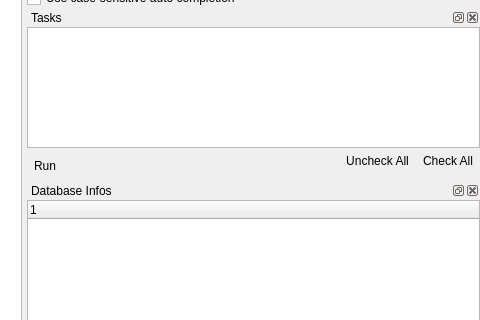
Before: the Qt Designer form uman/src/QUMainWindow.ui in UltraStar-Deluxe/UltraStar-Manager, drawn with Qt 5; both pictures show x 432 to 912 and y 201 to 521 of the 912 by 765 pixel window.
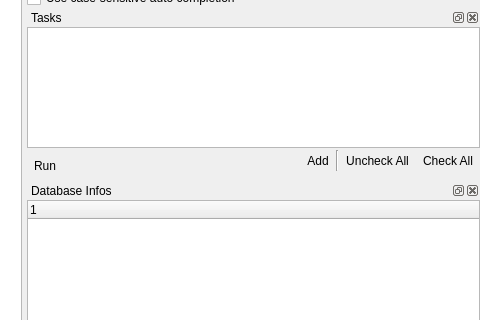
After: the same form once the commit is applied. Icons and pictures are not drawn. Custom widgets are drawn as their Qt base class.

Commit message: new audiotag task targets

Diff of the .ui file:
```diff
--- a/uman/src/QUMainWindow.ui
+++ b/uman/src/QUMainWindow.ui
@@ -766,6 +766,33 @@
                 <property name="spacing" >
                  <number>0</number>
                 </property>
+                <item>
+                 <widget class="QToolButton" name="addTaskBtn" >
+                  <property name="text" >
+                   <string>Add</string>
+                  </property>
+                  <property name="icon" >
+                   <iconset resource="images/uman.qrc" >
+                    <normaloff>:/marks/add.png</normaloff>:/marks/add.png</iconset>
+                  </property>
+                  <property name="toolButtonStyle" >
+                   <enum>Qt::ToolButtonTextBesideIcon</enum>
+                  </property>
+                  <property name="autoRaise" >
+                   <bool>true</bool>
+                  </property>
+                  <property name="arrowType" >
+                   <enum>Qt::NoArrow</enum>
+                  </property>
+                 </widget>
+                </item>
+                <item>
+                 <widget class="Line" name="line" >
+                  <property name="orientation" >
+                   <enum>Qt::Vertical</enum>
+                  </property>
+                 </widget>
+                </item>
                 <item>
                  <widget class="QToolButton" name="noTasksBtn" >
                   <property name="toolTip" >
```
The commit also changes 8 other files.
